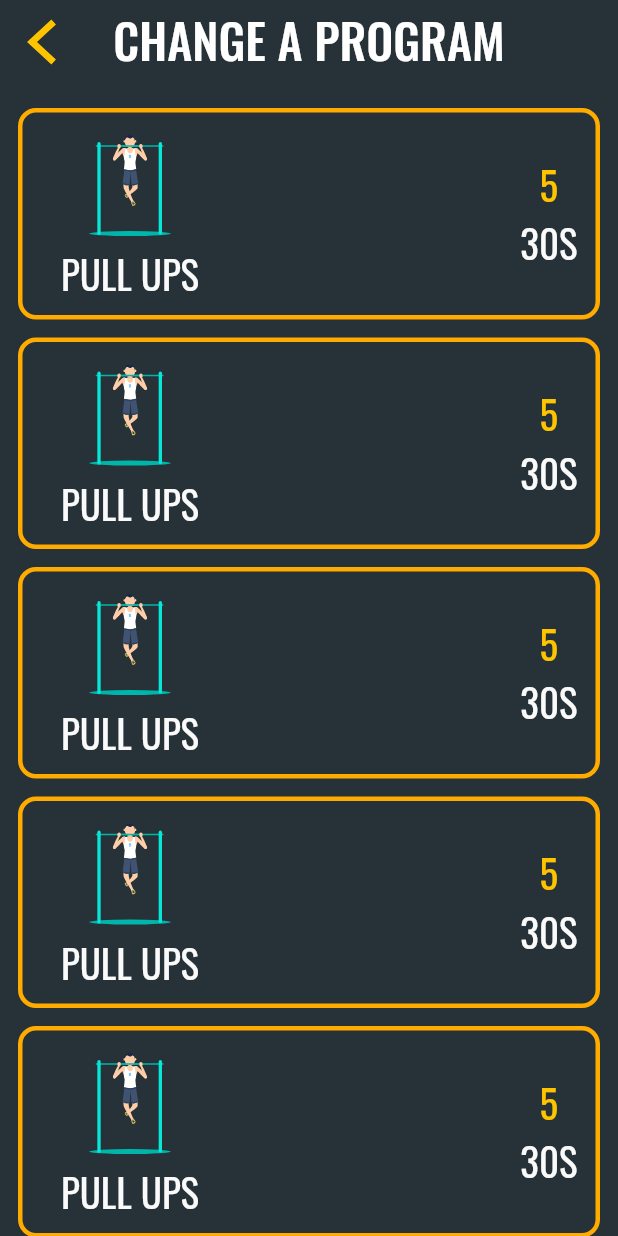
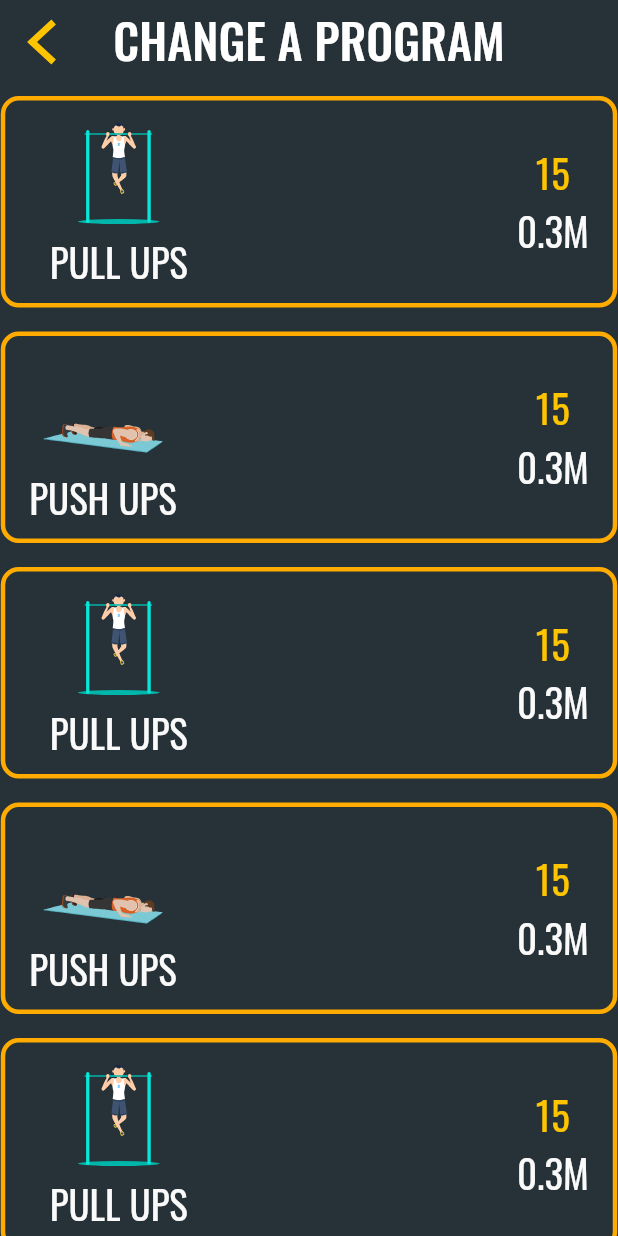
Before and after one commit to WhiteJamer/flutter-home-fitness-app, a Flutter app: the ProgramPage screen opened directly, on a phone screen of 412 x 824 dp. Run offline on Flutter 3.47's test engine with Material 2 defaults, Android fonts, the phone set to English and light mode, and no system bars; drawn by our look-alikes of flutter_swipe_action_cell, lottie; our stand-ins replace flutter_svg.

Commit message:
Create program page

```diff
--- /dev/null
+++ b/lib/enums/program.enums.dart
@@ -0,0 +1,5 @@
+enum ExerciseType {
+  PullUps,
+  PushUps,
+  SwiningThePress
+}
--- /dev/null
+++ b/lib/models/program.model.dart
@@ -0,0 +1,9 @@
+import 'package:myapp/enums/program.enums.dart';
+
+class Program{
+  final ExerciseType type;
+  final double interval; // in minutes
+  final int quantity;
+
+  Program({required this.type, required this.interval, required this.quantity});
+}
--- a/lib/screens/program.dart
+++ b/lib/screens/program.dart
@@ -1,12 +1,14 @@
-import 'dart:math';
-
 import 'package:flutter/material.dart';
-import 'package:flutter_svg/flutter_svg.dart';
+import 'package:flutter/rendering.dart';
+import 'package:flutter_swipe_action_cell/core/cell.dart';
 import 'package:lottie/lottie.dart';
 import 'package:myapp/enums/colors.enums.dart';
-import 'package:myapp/screens/stepshow.page.dart';
+import 'package:myapp/enums/program.enums.dart';
+import 'package:myapp/models/program.model.dart';
+import 'package:myapp/screens/program-form.page.dart';
 import 'package:myapp/utils/svg.utils.dart';
-import 'package:myapp/widgets/button.widget.dart';
+
+const duration = Duration(milliseconds: 300);
 
 class ProgramPage extends StatefulWidget {
   const ProgramPage({Key? key}) : super(key: key);
@@ -16,25 +18,94 @@ class ProgramPage extends StatefulWidget {
 }
 
 class ProgramPageState extends State<ProgramPage> {
-  @override
-  void initState() {
-    super.initState();
+  bool _showFab = false;
+  List<Program> _items = [];
+
+  bool _onReorder(int oldIndex, int newIndex) {
+    setState(() {
+      final index = newIndex > oldIndex ? newIndex - 1 : newIndex;
+      final item = _items.removeAt(oldIndex);
+      _items.insert(index, item);
+    });
+    return true;
   }
 
-  @override
-  void dispose() {
-    super.dispose();
+  Widget _proxyDecorator(Widget child, int index, Animation<double> animation) {
+    return AnimatedBuilder(
+      animation: animation,
+      builder: (BuildContext context, Widget? child) {
+        return Material(
+          elevation: 0,
+          color: Colors.transparent,
+          child: child,
+        );
+      },
+      child: child,
+    );
   }
 
-  Widget _renderProgramItem() {
-    return Row(
+  Widget _renderProgramItem(Program item, int index) {
+    Widget _renderSwipeActionCell(child) {
+      final trailingActions = <SwipeAction>[
+        SwipeAction(
+          widthSpace: 0,
+
+          /// this is the same as iOS native
+          performsFirstActionWithFullSwipe: true,
+          content: ListView(scrollDirection: Axis.horizontal, children: [
+            Row(
+              children: [
+                Icon(
+                  Icons.remove_circle_outline,
+                  color: Color.fromRGBO(255, 51, 51, 0.7),
+                  size: 66,
+                ),
+                SizedBox(
+                  width: 8,
+                ),
+                Text(
+                  "REMOVE",
+                  style: TextStyle(color: Color.fromRGBO(255, 51, 51, 0.7)),
+                ),
+              ],
+            ),
+          ]),
+          onTap: (CompletionHandler handler) async {
+            await handler(true);
+            _items.removeAt(index);
+            setState(() {});
+          },
+          // color: Color.fromRGBO(255, 51, 51, 0.7),
+          color: Colors.transparent,
+        ),
+      ];
+      return SwipeActionCell(
+          backgroundColor: Colors.transparent,
+          key: ObjectKey(item),
+          child: child,
+          trailingActions: trailingActions);
+    }
+
+    Widget _renderContent() {
+      return Padding(
+        key: ValueKey(item),
+        padding: const EdgeInsets.symmetric(
+          vertical: 8,
+        ),
+        child: InkWell(
+          onTap: _showForm,
+          child: Row(
             mainAxisAlignment: MainAxisAlignment.center,
             children: [
               Container(
+                padding:
+                    const EdgeInsets.symmetric(vertical: 8, horizontal: 16),
                 alignment: Alignment.center,
-          padding: EdgeInsets.symmetric(horizontal: 12, vertical: 8),
-          constraints:
-              BoxConstraints(maxWidth: MediaQuery.of(context).size.width - 24),
+                constraints: BoxConstraints(
+                  maxWidth: MediaQuery.of(context).size.width - 1,
+                  minHeight: 141,
+                  maxHeight: 141,
+                ),
                 decoration: BoxDecoration(
                   borderRadius: BorderRadius.circular(12),
                   border: Border.all(color: SecondaryColor, width: 3),
@@ -46,13 +117,24 @@ class ProgramPageState extends State<ProgramPage> {
                     children: [
                       Column(
                         mainAxisAlignment: MainAxisAlignment.center,
-                  children: [
+                        children: item.type == ExerciseType.PushUps
+                            ? [
+                                LottieBuilder.asset(
+                                  "assets/lottie/pushups.json",
+                                  height: 80,
+                                ),
+                                Text("PUSH UPS",
+                                    style:
+                                        Theme.of(context).textTheme.bodyText2)
+                              ]
+                            : [
                                 LottieBuilder.asset(
                                   "assets/lottie/pullups.json",
                                   height: 80,
                                 ),
                                 Text("PULL UPS",
-                        style: Theme.of(context).textTheme.bodyText2),
+                                    style:
+                                        Theme.of(context).textTheme.bodyText2)
                               ],
                       ),
                       SizedBox(
@@ -62,19 +144,54 @@ class ProgramPageState extends State<ProgramPage> {
                         mainAxisAlignment: MainAxisAlignment.center,
                         children: [
                           Text(
-                      "5",
+                            item.quantity.toString(),
                             style: Theme.of(context)
                                 .textTheme
                                 .bodyText2
                                 ?.copyWith(color: PrimaryColor),
                           ),
-                    Text("30S", style: Theme.of(context).textTheme.bodyText2),
+                          Text("${item.interval}M",
+                              style: Theme.of(context).textTheme.bodyText2),
                         ],
                       ),
                     ]),
               ),
             ],
+          ),
+        ),
       );
+    }
+
+    final content = _renderContent();
+    return _renderSwipeActionCell(content);
+  }
+
+  List<Program> _getItems() {
+    return List.generate(
+        10,
+        (index) => Program(
+            type:
+                (index % 2) == 0 ? ExerciseType.PullUps : ExerciseType.PushUps,
+            interval: 0.30,
+            quantity: 15));
+  }
+
+  @override
+  void initState() {
+    super.initState();
+    _items = _getItems();
+  }
+
+  @override
+  void dispose() {
+    super.dispose();
+  }
+
+  void _showForm() {
+    Navigator.push(
+        context,
+        MaterialPageRoute(
+            builder: (context) => ProgramFormPage(mode: Mode.CREATE)));
   }
 
   @override
@@ -84,9 +201,12 @@ class ProgramPageState extends State<ProgramPage> {
       appBar: AppBar(
         elevation: 0,
         backgroundColor: Colors.transparent,
-          leading: Padding(
+        leading: GestureDetector(
+          onTap: () => Navigator.pop(context),
+          child: Padding(
             padding: const EdgeInsets.symmetric(horizontal: 18.0),
             child: renderArrowLeftIcon(color: PrimaryColor),
+          ),
         ),
         title: Text(
           "CHANGE A PROGRAM",
@@ -94,31 +214,41 @@ class ProgramPageState extends State<ProgramPage> {
         ),
         centerTitle: true,
       ),
-        body: SingleChildScrollView(
-          child: Column(
-            children: [
-              SizedBox(
-                height: 16,
+      // TODO вывести это в Hight Order Widget
+      body: NotificationListener<UserScrollNotification>(
+        onNotification: (notification) {
+          final ScrollDirection direction = notification.direction;
+          setState(() {
+            if (direction == ScrollDirection.reverse) {
+              _showFab = false;
+            } else if (direction == ScrollDirection.forward) {
+              _showFab = true;
+            }
+          });
+          return true;
+        },
+        child: ReorderableListView.builder(
+          onReorder: _onReorder,
+          proxyDecorator: _proxyDecorator,
+          itemBuilder: ((context, index) {
+            final item = _items[index];
+            return _renderProgramItem(item, index);
+          }),
+          itemCount: _items.length,
         ),
-              _renderProgramItem(),
-              SizedBox(
-                height: 12,
       ),
-              _renderProgramItem(),
-              SizedBox(
-                height: 12,
+      floatingActionButton: AnimatedSlide(
+        offset: _showFab ? Offset.zero : Offset(0, 2),
+        duration: duration,
+        child: FloatingActionButton(
+          onPressed: _showForm,
+          child: Icon(Icons.add),
+          elevation: 0,
+          backgroundColor: SecondaryColor,
+          shape:
+              RoundedRectangleBorder(borderRadius: BorderRadius.circular(12)),
         ),
-              _renderProgramItem(),
-              SizedBox(
-                height: 12,
       ),
-              _renderProgramItem(),
-              SizedBox(
-                height: 12,
-              ),
-              _renderProgramItem(),
-            ],
-          ),
-        ));
+    );
   }
 }
```
Also changed, not shown: lib/repositories/program.repository.dart (added, +10 -0 lines), lib/screens/program-form.page.dart (added, +150 -0 lines). Lines whose indentation alone changed are shown as unchanged.
